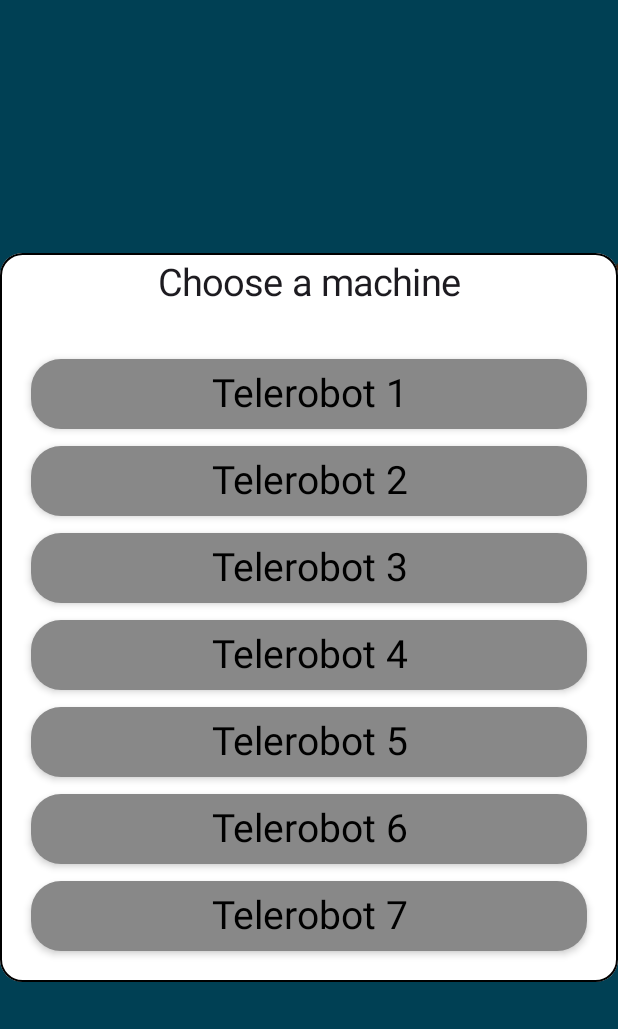
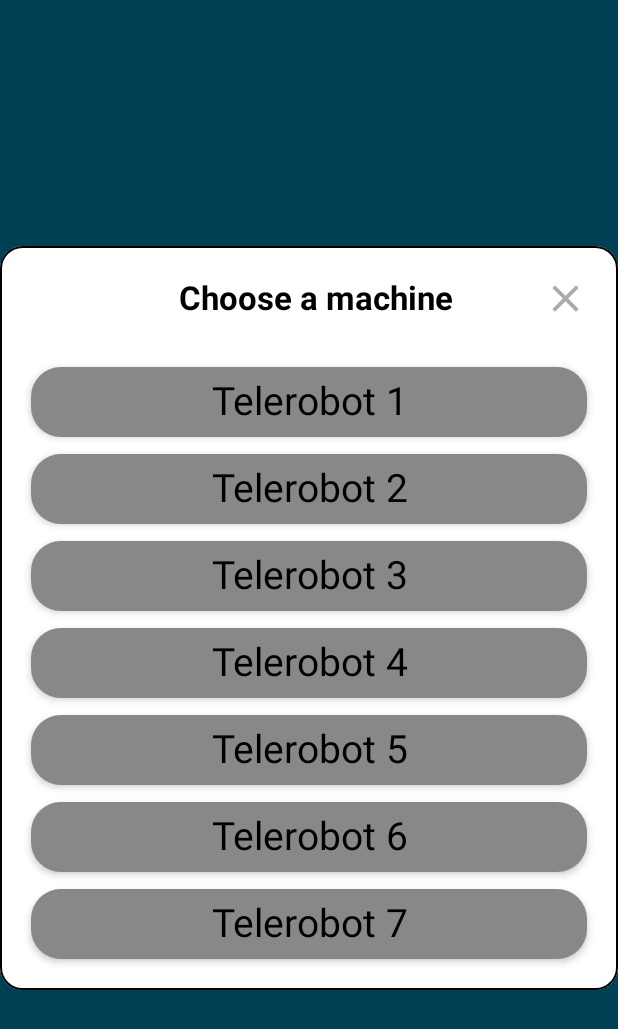
Before and after one commit to Yudin-num2/EuroplastTech, an Android app built with Jetpack Compose: the MainScreen screen opened through its navigation route, after a tap on "Sockets", on a phone screen of 412 x 824 dp. Shown: the top 1029 px of the screen. Run offline under Robolectric (Android 15) with nearby library versions, the phone set to English and light mode, and no system bars; our stand-ins replace accompanist.

Commit message:
Update sockets Card (Dialog)

```diff
--- a/app/src/main/java/ru/europlast/europlasttech/MainActivity.kt
+++ b/app/src/main/java/ru/europlast/europlasttech/MainActivity.kt
@@ -12,16 +12,21 @@ import androidx.compose.foundation.layout.Arrangement
 import androidx.compose.foundation.layout.Box
 import androidx.compose.foundation.layout.Column
 import androidx.compose.foundation.layout.Row
+import androidx.compose.foundation.layout.Spacer
 import androidx.compose.foundation.layout.fillMaxSize
 import androidx.compose.foundation.layout.fillMaxWidth
 import androidx.compose.foundation.layout.height
 import androidx.compose.foundation.layout.padding
+import androidx.compose.foundation.layout.width
 import androidx.compose.foundation.layout.wrapContentSize
 import androidx.compose.foundation.shape.RoundedCornerShape
+import androidx.compose.material.icons.Icons
+import androidx.compose.material.icons.filled.Close
 import androidx.compose.material3.Button
 import androidx.compose.material3.ButtonDefaults
 import androidx.compose.material3.Card
 import androidx.compose.material3.CardElevation
+import androidx.compose.material3.Icon
 import androidx.compose.material3.MaterialTheme
 import androidx.compose.material3.Text
 import androidx.compose.runtime.Composable
@@ -35,18 +40,22 @@ import androidx.compose.ui.draw.clip
 import androidx.compose.ui.draw.shadow
 import androidx.compose.ui.graphics.Color
 import androidx.compose.ui.layout.ContentScale
+import androidx.compose.ui.res.colorResource
 import androidx.compose.ui.res.painterResource
 import androidx.compose.ui.res.stringResource
 import androidx.compose.ui.text.TextStyle
+import androidx.compose.ui.text.font.FontFamily
 import androidx.compose.ui.text.font.FontStyle
 import androidx.compose.ui.text.font.FontWeight
 import androidx.compose.ui.text.style.TextAlign
 import androidx.compose.ui.tooling.preview.Preview
+import androidx.compose.ui.tooling.preview.PreviewParameter
 import androidx.compose.ui.unit.dp
 import androidx.compose.ui.unit.sp
 import androidx.compose.ui.window.DialogProperties
 import androidx.compose.ui.window.Dialog
 import androidx.navigation.NavController
+import androidx.navigation.compose.rememberNavController
 import ru.europlast.europlasttech.ui.theme.WhiteTransparent
 
 
@@ -60,9 +69,10 @@ class MainActivity : ComponentActivity() {
         }
     }
 }
-
+@Preview
 @Composable
-fun MainScreen(navController: NavController) {
+fun MainScreen(navController: NavController = rememberNavController()
+) {
 
     var isDialogVisible by remember { mutableStateOf(false) }
 
@@ -186,13 +196,42 @@ fun CustomDialog(
                 verticalArrangement = Arrangement.spacedBy(10.dp),
                 horizontalAlignment = Alignment.CenterHorizontally,
             ) {
-                Text(text = stringResource(id = R.string.choose_machine),
+                Row(
                     modifier = Modifier
-                        .padding(5.dp)
-                        .fillMaxWidth(),
-                    fontSize = 25.sp,
-                    textAlign = TextAlign.Center,
-                )
+                        .fillMaxWidth()
+                        .padding(top = 20.dp),
+                    verticalAlignment = Alignment.CenterVertically
+                ) {
+                    // Spacer to push the text to the center
+                    Spacer(modifier = Modifier.weight(2f))
+
+                    Text(
+                        text = stringResource(R.string.choose_machine),
+                        textAlign = TextAlign.Center,
+                        style = TextStyle(
+                            fontSize = 22.sp,
+                            fontFamily = FontFamily.Default,
+                            fontWeight = FontWeight.Bold,
+                            color = Color.Black
+                        )
+                    )
+
+                    // Spacer to push the icon to the right edge
+                    Spacer(modifier = Modifier.weight(1f))
+
+                    Icon(
+                        imageVector = Icons.Filled.Close,
+                        contentDescription = "close Dialog",
+                        tint = colorResource(android.R.color.darker_gray),
+                        modifier = Modifier
+                            .padding(end = 20.dp)
+                            .width(30.dp)
+                            .height(30.dp)
+                            .clickable { onDismiss() }
+
+                    )
+                }
+
                 Button(
                     onClick = {
                         navController.navigate(Screens.SocketsT01Screen.route) },
--- a/app/src/main/java/ru/europlast/europlasttech/sockets/LidSockets48.kt
+++ b/app/src/main/java/ru/europlast/europlasttech/sockets/LidSockets48.kt
@@ -5,7 +5,6 @@ import androidx.compose.foundation.layout.Arrangement
 import androidx.compose.foundation.layout.Column
 import androidx.compose.foundation.layout.Row
 import androidx.compose.foundation.layout.Box
-import androidx.compose.foundation.layout.fillMaxSize
 import androidx.compose.foundation.layout.padding
 import androidx.compose.material3.Button
 import androidx.compose.material3.ButtonDefaults
--- a/app/src/main/java/ru/europlast/europlasttech/sockets/SocketsScreen.kt
+++ b/app/src/main/java/ru/europlast/europlasttech/sockets/SocketsScreen.kt
@@ -32,11 +32,8 @@ import androidx.compose.ui.zIndex
 import androidx.lifecycle.viewmodel.compose.viewModel
 import com.google.accompanist.pager.*
 import kotlinx.coroutines.launch
-import kotlinx.serialization.encodeToString
-import kotlinx.serialization.json.Json
 import ru.europlast.europlasttech.R
-import ru.europlast.europlasttech.data.ButtonColorData
-import ru.europlast.europlasttech.data.ButtonColorsList
+
 
 @OptIn(ExperimentalPagerApi::class)
 @Composable
```
